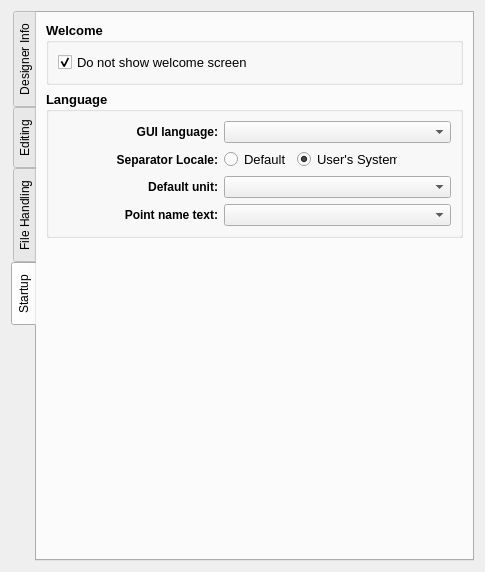
This is src/app/seamly2d/dialogs/configpages/preferencesconfigurationpage.ui in FashionFreedom/Seamly2D as Qt 5 draws it before an edit. The edited form follows.
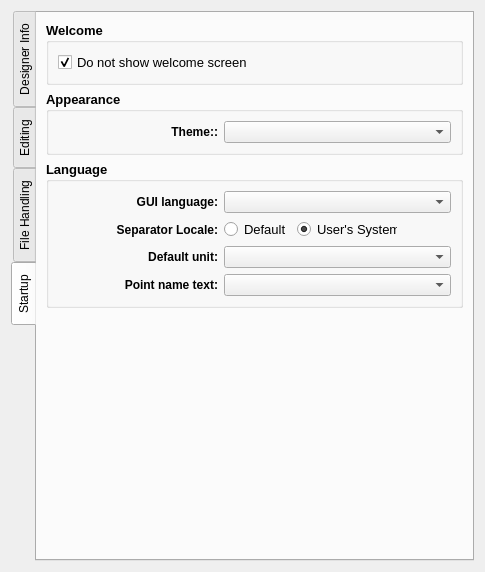
This is the edited form. Custom widgets are drawn as their Qt base class.

The edit to the form file:
```diff
--- a/src/app/seamly2d/dialogs/configpages/preferencesconfigurationpage.ui
+++ b/src/app/seamly2d/dialogs/configpages/preferencesconfigurationpage.ui
@@ -1376,6 +1376,59 @@
          </layout>
         </widget>
        </item>
+       <item>
+        <widget class="QGroupBox" name="apperance_GroupBox">
+         <property name="minimumSize">
+          <size>
+           <width>0</width>
+           <height>0</height>
+          </size>
+         </property>
+         <property name="font">
+          <font>
+           <pointsize>10</pointsize>
+           <bold>true</bold>
+          </font>
+         </property>
+         <property name="title">
+          <string>Appearance</string>
+         </property>
+         <layout class="QFormLayout" name="formLayout">
+          <item row="0" column="0">
+           <widget class="QLabel" name="theme_Label">
+            <property name="minimumSize">
+             <size>
+              <width>160</width>
+              <height>0</height>
+             </size>
+            </property>
+            <property name="font">
+             <font>
+              <pointsize>9</pointsize>
+              <bold>true</bold>
+             </font>
+            </property>
+            <property name="text">
+             <string>Theme::</string>
+            </property>
+            <property name="alignment">
+             <set>Qt::AlignRight|Qt::AlignTrailing|Qt::AlignVCenter</set>
+            </property>
+           </widget>
+          </item>
+          <item row="0" column="1">
+           <widget class="QComboBox" name="theme_ComboBox">
+            <property name="font">
+             <font>
+              <pointsize>9</pointsize>
+              <bold>false</bold>
+             </font>
+            </property>
+           </widget>
+          </item>
+         </layout>
+        </widget>
+       </item>
        <item>
         <widget class="QGroupBox" name="language_GroupBox">
          <property name="sizePolicy">
```
